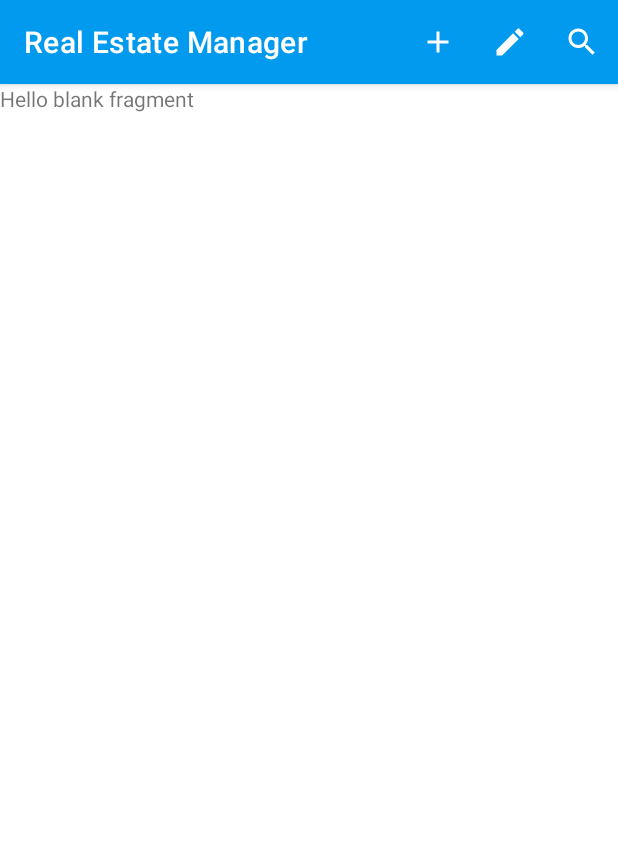
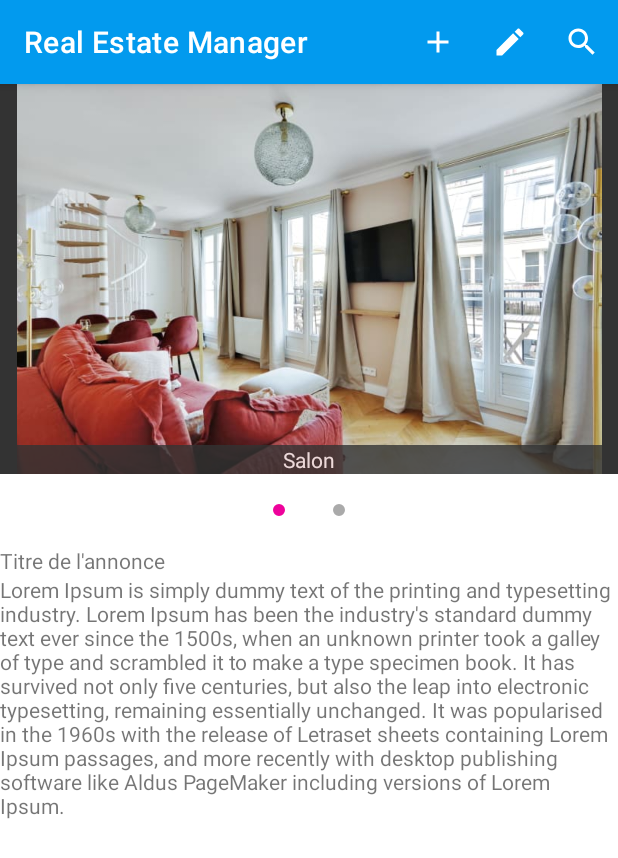
Before and after one commit to MattChad1/P8_RealEstateManager, an Android app: the screen it shows after launch (MainActivity), after a tap on "Loft", on a phone screen of 412 x 824 dp. Shown: the top 858 px of the screen. Run offline under Robolectric (Android 15) with nearby library versions, the phone set to English and light mode, and no system bars; our stand-ins replace Room's generated code.

Commit message:
ViewPager sur DetailPropertyFragment.kt

```diff
--- a/app/src/main/java/com/openclassrooms/realestatemanager/Utils.kt
+++ b/app/src/main/java/com/openclassrooms/realestatemanager/Utils.kt
@@ -28,7 +28,7 @@ object Utils {
      * @return
      */
     fun convertEuroToDollar(euros: Int): Int {
-        return Math.round(euros / 0.812) as Int
+        return Math.round(euros / 0.812).toInt()
     }
 
     /**
--- /dev/null
+++ b/app/src/main/java/com/openclassrooms/realestatemanager/datas/database/ImageRoomDao.kt
@@ -0,0 +1,28 @@
+package com.openclassrooms.realestatemanager.datas.database
+
+import androidx.room.Dao
+import androidx.room.Insert
+import androidx.room.Query
+import androidx.room.Update
+import com.openclassrooms.realestatemanager.datas.model.ImageRoom
+
+@Dao
+interface ImageRoomDao {
+
+    @Insert
+    fun insert(imageRoom: ImageRoom?): Long
+
+    @Insert
+    fun insertAll(images: List<ImageRoom>?)
+
+    @Update
+    fun update(ImageRoom: ImageRoom?)
+
+    @Query("SELECT * FROM ImageRoom")
+    fun getAll(): List<ImageRoom?>?
+
+    @Query("SELECT * FROM ImageRoom WHERE id=:id")
+    fun getImageRoomById(id: Long): ImageRoom
+
+
+}
--- a/app/src/main/java/com/openclassrooms/realestatemanager/datas/database/LocaleDatabase.kt
+++ b/app/src/main/java/com/openclassrooms/realestatemanager/datas/database/LocaleDatabase.kt
@@ -11,16 +11,18 @@ import com.openclassrooms.realestatemanager.datas.enumClass.ProximityEnum
 import com.openclassrooms.realestatemanager.datas.enumClass.TypeEnum
 import com.openclassrooms.realestatemanager.datas.model.Agent
 import com.openclassrooms.realestatemanager.datas.model.Converters
+import com.openclassrooms.realestatemanager.datas.model.ImageRoom
 import com.openclassrooms.realestatemanager.datas.model.Property
 import kotlinx.coroutines.CoroutineScope
 import kotlinx.coroutines.launch
 
-@Database(entities = [Property::class, Agent::class], version = 1, exportSchema = true)
+@Database(entities = [Property::class, Agent::class/*, ImageRoom::class*/], version = 1, exportSchema = true)
 @TypeConverters(Converters::class)
 abstract class LocaleDatabase : RoomDatabase() {
 
     abstract fun propertyDao(): PropertyDao
     abstract fun agentDao(): AgentDao
+//    abstract fun imageRoomDao(): ImageRoomDao
 
     companion object {
         @Volatile
@@ -81,7 +83,7 @@ abstract class LocaleDatabase : RoomDatabase() {
                         300.00,
                         6,
                         "Lorem Ipsum is simply dummy text of the printing and typesetting industry. Lorem Ipsum has been the industry's standard dummy text ever since the 1500s, when an unknown printer took a galley of type and scrambled it to make a type specimen book. It has survived not only five centuries, but also the leap into electronic typesetting, remaining essentially unchanged. It was popularised in the 1960s with the release of Letraset sheets containing Lorem Ipsum passages, and more recently with desktop publishing software like Aldus PageMaker including versions of Lorem Ipsum.",
-                        null,
+                        mutableListOf<ImageRoom>(ImageRoom(0 , 0, "flat1", "Salon"), ImageRoom(0 , 0, "flat2", "Autre pièce")),
                         "8 5th Avenue",
                         mutableListOf<ProximityEnum>(ProximityEnum.PARK, ProximityEnum.SCHOOL),
                         true,
--- a/app/src/main/java/com/openclassrooms/realestatemanager/datas/model/Converters.kt
+++ b/app/src/main/java/com/openclassrooms/realestatemanager/datas/model/Converters.kt
@@ -1,8 +1,12 @@
 package com.openclassrooms.realestatemanager.datas.model
 
 import androidx.room.TypeConverter
+import com.google.gson.Gson
 import com.openclassrooms.realestatemanager.datas.enumClass.ProximityEnum
 import com.openclassrooms.realestatemanager.datas.enumClass.TypeEnum
+import kotlinx.serialization.decodeFromString
+import kotlinx.serialization.encodeToString
+import kotlinx.serialization.json.Json
 
 
 class Converters {
@@ -80,4 +84,18 @@ class Converters {
         return null
     }
 
+    @TypeConverter
+    fun getStringFromPhotos(list: List<ImageRoom>?): String? {
+        if (list == null) return null
+        else return Json.encodeToString(list)
+
+    }
+
+    @TypeConverter
+    fun getPhotosFromString(str: String?): List<ImageRoom>? {
+        if (str == null) return null
+        else return Json.decodeFromString<List<ImageRoom>>(str)
+
+    }
+
 }
--- /dev/null
+++ b/app/src/main/java/com/openclassrooms/realestatemanager/datas/model/ImageRoom.kt
@@ -0,0 +1,20 @@
+package com.openclassrooms.realestatemanager.datas.model
+
+import androidx.room.Entity
+import androidx.room.ForeignKey
+import androidx.room.Index
+import androidx.room.PrimaryKey
+import kotlinx.serialization.Serializable
+
+@Serializable
+//@Entity (foreignKeys = [
+//    ForeignKey(
+//        entity = Property::class,
+//        parentColumns = arrayOf("id"),
+//        childColumns = arrayOf("idProperty"),
+//        onDelete = ForeignKey.CASCADE
+//    )],
+//    indices = [
+//        Index("idProperty")]
+//)
+data class ImageRoom (@PrimaryKey(autoGenerate = true) var id: Int, var idProperty: Int = 0, var src: String = "", var legende: String? = null)
--- a/app/src/main/java/com/openclassrooms/realestatemanager/datas/model/Property.kt
+++ b/app/src/main/java/com/openclassrooms/realestatemanager/datas/model/Property.kt
@@ -1,6 +1,6 @@
 package com.openclassrooms.realestatemanager.datas.model
 
-import androidx.annotation.Keep
+import androidx.room.Embedded
 import androidx.room.Entity
 import androidx.room.PrimaryKey
 import com.openclassrooms.realestatemanager.datas.enumClass.ProximityEnum
@@ -10,14 +10,16 @@ import kotlinx.serialization.Serializable
 @Serializable
 @Entity
 data class Property(
-    @PrimaryKey(autoGenerate = true) var id: Long,
+    @PrimaryKey(autoGenerate = true)
+    var id: Long,
     var type: TypeEnum? = null,
     var agent: Int? = null,
     var price: Int? = null,
     var squareFeet: Double? = null,
     var rooms: Int? = 0,
     var description: String? = null,
-    var photo: MutableList<String?>? = null,
+//    @Embedded
+    var photos: MutableList<ImageRoom>? = null,
     var adress: String? = null,
     var proximity: MutableList<ProximityEnum>? = null,
     var available: Boolean = false,
--- a/app/src/main/java/com/openclassrooms/realestatemanager/ui/detail_property/DetailPropertyFragment.kt
+++ b/app/src/main/java/com/openclassrooms/realestatemanager/ui/detail_property/DetailPropertyFragment.kt
@@ -1,15 +1,17 @@
 package com.openclassrooms.realestatemanager.ui.detail_property
 
-import android.content.Intent
 import android.os.Bundle
 import android.util.Log
 import androidx.fragment.app.Fragment
 import android.view.LayoutInflater
 import android.view.View
 import android.view.ViewGroup
+import androidx.appcompat.app.AppCompatActivity
+import com.google.android.material.tabs.TabLayoutMediator
 import com.openclassrooms.realestatemanager.R
+import com.openclassrooms.realestatemanager.databinding.FragmentDetailPropertyBinding
+import com.openclassrooms.realestatemanager.datas.model.ImageRoom
 import com.openclassrooms.realestatemanager.datas.model.Property
-import com.openclassrooms.realestatemanager.ui.ItemClickListener
 import kotlinx.serialization.decodeFromString
 import kotlinx.serialization.json.Json
 
@@ -17,6 +19,8 @@ import kotlinx.serialization.json.Json
 class DetailPropertyFragment : Fragment() {
 
     var TAG = "MyLog DetailProperty"
+    val allImages = mutableListOf<ImageRoom>()
+    lateinit var binding: FragmentDetailPropertyBinding
 
 lateinit var property: Property
 
@@ -32,11 +36,29 @@ lateinit var property: Property
         savedInstanceState: Bundle?
     ): View? {
 
+        binding = FragmentDetailPropertyBinding.inflate(inflater, container, false)
+
         property = Json.decodeFromString<Property>(arguments!!.getString("property", ""))
-        Log.i(TAG, "onCreateView: " + property.id)
+
+        property.photos?.let {
+            allImages.addAll(property.photos!!)
+            val imagePropertyAdapter = ImagePropertyAdapter(requireActivity() as AppCompatActivity, allImages)
+
+            binding.viewpagerRooms.adapter = imagePropertyAdapter
+            if (allImages.size <= 1) binding.tabLayout.visibility= View.GONE
+            else {
+                //tabLayout.width= allImages.size * 40 problème val cannot be reassigned
+                TabLayoutMediator(binding.tabLayout, binding.viewpagerRooms) { tab, position ->
+                    tab.text = ""
+                }.attach()
+            }
+            Log.d(TAG, "Images présentation : "+allImages.joinToString())
+        }
+
+        binding.tvDetailDescription.text = property.description
 
         // Inflate the layout for this fragment
-        return inflater.inflate(R.layout.fragment_detail_property_, container, false)
+        return binding.root
     }
 
 
--- /dev/null
+++ b/app/src/main/java/com/openclassrooms/realestatemanager/ui/detail_property/ImagePropertyAdapter.kt
@@ -0,0 +1,19 @@
+package com.openclassrooms.realestatemanager.ui.detail_property
+
+import androidx.appcompat.app.AppCompatActivity
+import androidx.fragment.app.Fragment
+import androidx.viewpager2.adapter.FragmentStateAdapter
+import com.openclassrooms.realestatemanager.datas.model.ImageRoom
+
+class ImagePropertyAdapter(activity: AppCompatActivity, val images: MutableList<ImageRoom>) :
+    FragmentStateAdapter(activity) {
+
+    override fun getItemCount(): Int {
+        return images.size
+    }
+
+    override fun createFragment(position: Int): Fragment {
+        return ImagesFragment.getInstance(position, images[position].src, images[position].legende)
+    }
+
+}
--- /dev/null
+++ b/app/src/main/java/com/openclassrooms/realestatemanager/ui/detail_property/ImagesFragment.kt
@@ -0,0 +1,81 @@
+package com.openclassrooms.realestatemanager.ui.detail_property
+
+import android.content.Context
+import android.os.Bundle
+import android.view.LayoutInflater
+import android.view.View
+import android.view.ViewGroup
+import androidx.fragment.app.Fragment
+import com.openclassrooms.realestatemanager.databinding.FragmentImagesBinding
+
+
+class ImagesFragment : Fragment() {
+
+    var TAG = "MyLog ImagesFragment"
+
+    lateinit var binding: FragmentImagesBinding
+
+    companion object {
+        const val ARG_POSITION = "position"
+        const val ARG_SRC = "srcImage"
+        const val ARG_LEGENDE = "legendeImage"
+
+        fun getInstance(position: Int, srcImage: String, legendeImage: String?): Fragment {
+            val vpFragment = ImagesFragment()
+            val bundle = Bundle()
+            bundle.putInt(ARG_POSITION, position)
+            bundle.putString(ARG_SRC, srcImage)
+            bundle.putString(ARG_LEGENDE, legendeImage)
+            vpFragment.arguments = bundle
+            return vpFragment
+        }
+    }
+
+    override fun onCreateView(inflater: LayoutInflater, container: ViewGroup?, savedInstanceState: Bundle?): View? {
+        binding = FragmentImagesBinding.inflate(inflater, container, false)
+        return binding.root
+    }
+
+    override fun onViewCreated(view: View, savedInstanceState: Bundle?) {
+        val position = requireArguments().getInt(ARG_POSITION)
+        val imageFilePath = requireArguments().getString(ARG_SRC)
+        val legendeImage = requireArguments().getString(ARG_LEGENDE)
+        setImageFromAssetsFile(requireContext(), imageFilePath, legendeImage)
+    }
+    /**
+     * Gets the file from assets, converts it into a bitmap and sets it on the ImageView
+     * @param context a Context instance
+     * @param filePath relative path of the file
+     */
+    private fun setImageFromAssetsFile(context: Context, filePath: String?, legendeImage: String?) {
+
+        if (filePath !=null) {
+//            val assets = context.resources.assets
+//            val srcImg = if (filePath.indexOf(".") > 0) filePath else filePath + ".jpg"
+//            try {
+//                val ims: InputStream = assets.open("images/" + srcImg)
+//                binding.imageRoom.setImageDrawable(Drawable.createFromStream(ims, null))
+//
+//                if (legendeImage.isNullOrEmpty()) binding.legendeViewpager.visibility=View.GONE
+//                else {
+//                    binding.legendeViewpager.visibility=View.VISIBLE
+//                    binding.legendeViewpager.text = legendeImage
+//                }
+//            } catch (ex: IOException) {
+//                Log.d(TAG, "Erreur image : " + "images/" + srcImg)
+//            }
+
+
+            val resourceId: Int = resources.getIdentifier(
+                filePath, "drawable",
+                context.packageName
+            )
+            binding.imageRoom.setImageResource(resourceId)
+            if (legendeImage.isNullOrEmpty()) binding.legendeViewpager.visibility=View.GONE
+                else {
+                    binding.legendeViewpager.visibility=View.VISIBLE
+                    binding.legendeViewpager.text = legendeImage
+                }
+        }
+    }
+}
--- /dev/null
+++ b/app/src/main/res/drawable/dot_default.xml
@@ -0,0 +1,10 @@
+<?xml version="1.0" encoding="utf-8"?>
+<shape
+    android:innerRadius="0dp"
+    android:shape="ring"
+    android:thickness="4dp"
+    android:useLevel="false"
+    xmlns:android="http://schemas.android.com/apk/res/android">
+    <solid android:color="#AAAAAA"/>
+    <corners android:radius="1000dp"/>
+</shape>
--- /dev/null
+++ b/app/src/main/res/drawable/dot_selected.xml
@@ -0,0 +1,10 @@
+<?xml version="1.0" encoding="utf-8"?>
+<shape
+    android:innerRadius="0dp"
+    android:thickness="4dp"
+    android:shape="ring"
+    android:useLevel="false"
+    xmlns:android="http://schemas.android.com/apk/res/android">
+    <solid android:color="@color/colorAccent"/>
+    <corners android:radius="1000dp"/>
+</shape>
--- /dev/null
+++ b/app/src/main/res/drawable/dot_selector.xml
@@ -0,0 +1,8 @@
+<?xml version="1.0" encoding="utf-8"?>
+<selector xmlns:android="http://schemas.android.com/apk/res/android">
+
+    <item android:drawable="@drawable/dot_selected"
+        android:state_selected="true"
+        />
+    <item android:drawable="@drawable/dot_default" />
+</selector>
--- /dev/null
+++ b/app/src/main/res/layout/fragment_detail_property.xml
@@ -0,0 +1,51 @@
+<?xml version="1.0" encoding="utf-8"?>
+<androidx.constraintlayout.widget.ConstraintLayout xmlns:android="http://schemas.android.com/apk/res/android"
+    xmlns:tools="http://schemas.android.com/tools"
+    android:layout_width="match_parent"
+    android:layout_height="match_parent"
+    xmlns:app="http://schemas.android.com/apk/res-auto"
+    tools:context=".ui.detail_property.DetailPropertyFragment">
+
+    <androidx.viewpager2.widget.ViewPager2
+        android:id="@+id/viewpager_rooms"
+        app:layout_constraintTop_toTopOf="parent"
+        android:layout_width="match_parent"
+        android:layout_height="260dp"
+        />
+
+    <com.google.android.material.tabs.TabLayout
+        android:id="@+id/tabLayout"
+        app:layout_constraintTop_toBottomOf="@id/viewpager_rooms"
+        app:layout_constraintLeft_toLeftOf="parent"
+        app:layout_constraintRight_toRightOf="parent"
+        android:layout_width="80dp"
+        android:layout_height="wrap_content"
+        app:tabBackground="@drawable/dot_selector"
+        app:tabIndicatorHeight="0dp"
+        android:layout_gravity="center_horizontal"
+        app:tabPaddingBottom="0dp"
+        app:tabPaddingEnd="0dp"
+        app:tabPaddingStart="0dp"
+        app:tabPaddingTop="0dp"
+        android:background="#00000000"
+        />
+
+
+    <TextView
+        android:id="@+id/tv_detail_title"
+        app:layout_constraintTop_toBottomOf="@id/tabLayout"
+        android:layout_width="match_parent"
+         android:layout_height="wrap_content"
+        android:text="Titre de l'annonce"
+        />
+
+    <TextView
+        android:id="@+id/tv_detail_description"
+        app:layout_constraintTop_toBottomOf="@id/tv_detail_title"
+        android:layout_width="match_parent"
+        android:layout_height="wrap_content"
+        android:text="Description"
+        />
+
+
+</androidx.constraintlayout.widget.ConstraintLayout>
--- a/app/src/main/res/layout/fragment_detail_property_.xml
+++ /dev/null
@@ -1,14 +0,0 @@
-<?xml version="1.0" encoding="utf-8"?>
-<FrameLayout xmlns:android="http://schemas.android.com/apk/res/android"
-    xmlns:tools="http://schemas.android.com/tools"
-    android:layout_width="match_parent"
-    android:layout_height="match_parent"
-    tools:context=".ui.detail_property.DetailPropertyFragment">
-
-    <!-- TODO: Update blank fragment layout -->
-    <TextView
-        android:layout_width="match_parent"
-        android:layout_height="match_parent"
-        android:text="@string/hello_blank_fragment" />
-
-</FrameLayout>
--- /dev/null
+++ b/app/src/main/res/layout/fragment_images.xml
@@ -0,0 +1,29 @@
+<?xml version="1.0" encoding="utf-8"?>
+<RelativeLayout xmlns:android="http://schemas.android.com/apk/res/android"
+    xmlns:tools="http://schemas.android.com/tools"
+    android:layout_width="match_parent"
+    android:layout_height="match_parent"
+    tools:context=".MainActivity">
+
+    <androidx.appcompat.widget.AppCompatImageView
+        android:id="@+id/image_room"
+        android:layout_width="match_parent"
+        android:layout_height="match_parent"
+        android:layout_centerInParent="true"
+        android:adjustViewBounds="true"
+        android:background="#333333"
+        tools:src="@drawable/flat1" />
+
+    <TextView
+        android:id="@+id/legende_viewpager"
+        android:layout_width="match_parent"
+        android:layout_height="wrap_content"
+        android:layout_alignBottom="@id/image_room"
+        android:background="#333333"
+        android:gravity="center"
+        android:textSize="14sp"
+        android:alpha="0.8"
+        android:textColor="#FFFFFF"
+        tools:text="Salon" />
+
+</RelativeLayout>
```
Also changed, not shown: app/build.gradle (+13 -4 lines).
